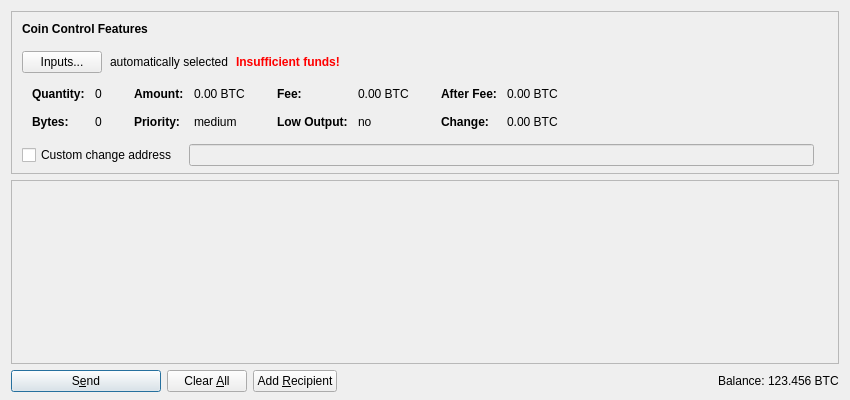
Above: src/qt/forms/sendcoinsdialog.ui from wcoin/wankcoin before the change. Below: the same form after it.
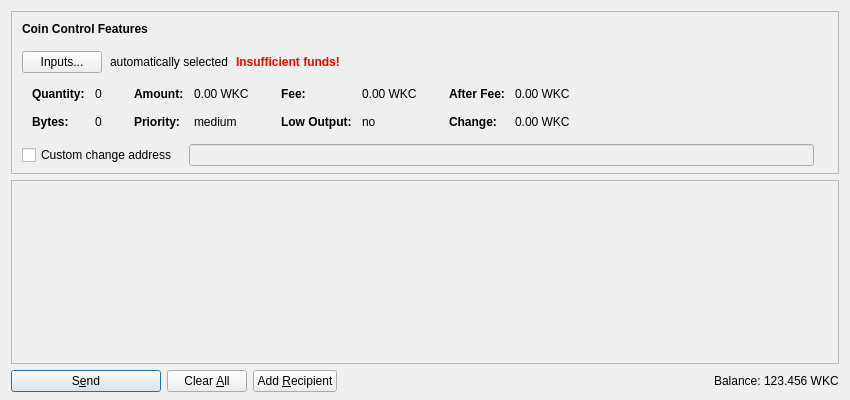
That is the form after the change. Icons and pictures are not drawn. Custom widgets are drawn as their Qt base class.

Patch:
```diff
--- a/src/qt/forms/sendcoinsdialog.ui
+++ b/src/qt/forms/sendcoinsdialog.ui
@@ -321,7 +321,7 @@
                   <enum>Qt::ActionsContextMenu</enum>
                  </property>
                  <property name="text">
-                  <string notr="true">0.00 BTC</string>
+                  <string notr="true">0.00 WKC</string>
                  </property>
                  <property name="textInteractionFlags">
                   <set>Qt::LinksAccessibleByMouse|Qt::TextSelectableByKeyboard|Qt::TextSelectableByMouse</set>
@@ -401,7 +401,7 @@
                   <enum>Qt::ActionsContextMenu</enum>
                  </property>
                  <property name="text">
-                  <string notr="true">0.00 BTC</string>
+                  <string notr="true">0.00 WKC</string>
                  </property>
                  <property name="textInteractionFlags">
                   <set>Qt::LinksAccessibleByMouse|Qt::TextSelectableByKeyboard|Qt::TextSelectableByMouse</set>
@@ -481,7 +481,7 @@
                   <enum>Qt::ActionsContextMenu</enum>
                  </property>
                  <property name="text">
-                  <string notr="true">0.00 BTC</string>
+                  <string notr="true">0.00 WKC</string>
                  </property>
                  <property name="textInteractionFlags">
                   <set>Qt::LinksAccessibleByMouse|Qt::TextSelectableByKeyboard|Qt::TextSelectableByMouse</set>
@@ -510,7 +510,7 @@
                   <enum>Qt::ActionsContextMenu</enum>
                  </property>
                  <property name="text">
-                  <string notr="true">0.00 BTC</string>
+                  <string notr="true">0.00 WKC</string>
                  </property>
                  <property name="textInteractionFlags">
                   <set>Qt::LinksAccessibleByMouse|Qt::TextSelectableByKeyboard|Qt::TextSelectableByMouse</set>
@@ -765,7 +765,7 @@
           <cursorShape>IBeamCursor</cursorShape>
          </property>
          <property name="text">
-          <string notr="true">123.456 BTC</string>
+          <string notr="true">123.456 WKC</string>
          </property>
          <property name="textInteractionFlags">
           <set>Qt::LinksAccessibleByMouse|Qt::TextSelectableByKeyboard|Qt::TextSelectableByMouse</set>
```
